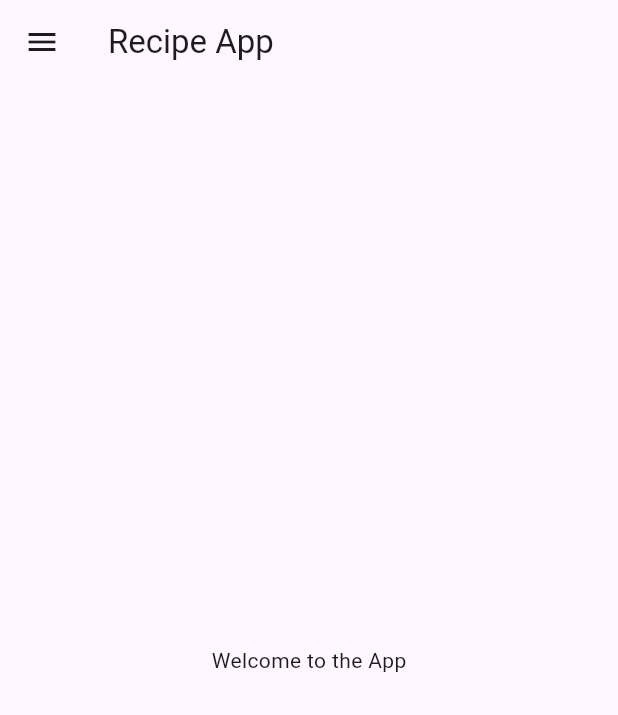
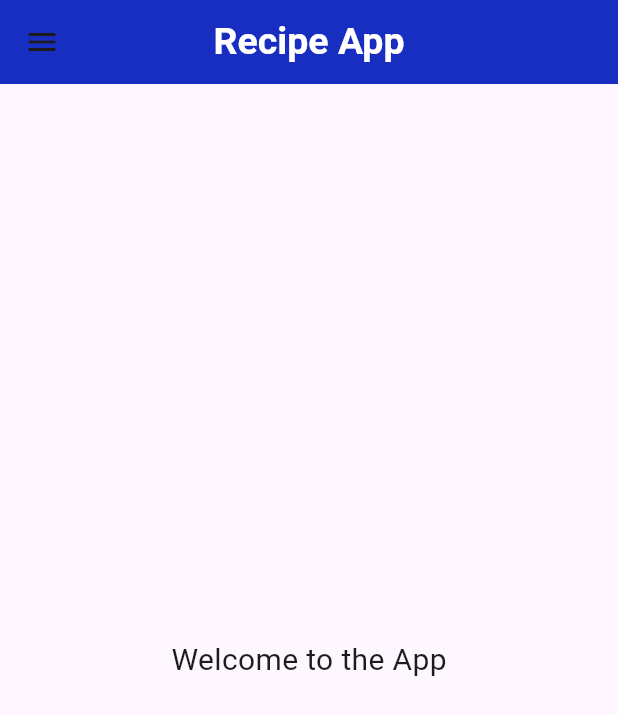
Before and after one commit to CosmicArcher17/RecipeManager, a Flutter app: the screen it shows after launch, on a phone screen of 412 x 824 dp. Shown: the top 715 px of the screen. Run offline on Flutter 3.47's test engine with Material 3 defaults, Android fonts, the phone set to English and light mode, and no system bars.

Commit message:
3 complete

```diff
--- a/lib/main.dart
+++ b/lib/main.dart
@@ -1,5 +1,6 @@
 import 'package:flutter/material.dart';
 import 'package:recipe_manager/pages/home.dart';
+import 'package:recipe_manager/pages/your_recipes.dart';
 
 void main() {
   runApp(RecipeManager());
@@ -10,6 +11,12 @@ class RecipeManager extends StatelessWidget {
   Widget build(BuildContext context) {
     return MaterialApp(
       home: HomePage(),
+      initialRoute:"/home",
+      routes:{
+        "/home": (context)=>HomePage(),
+        "/ViewRecipes":(context)=>RecipeView(),
+      },
+
     );
   }
 }
--- a/lib/pages/home.dart
+++ b/lib/pages/home.dart
@@ -7,11 +7,13 @@ class HomePage extends StatelessWidget {
   Widget build(BuildContext context) {
     return Scaffold(
       appBar: AppBar(
-        title: Text("Recipe App"),
+        title: Text("Recipe App",style: TextStyle(color: Colors.white,fontWeight: FontWeight.bold,fontSize: 25),),
+        backgroundColor: Color.fromARGB(238, 8, 32, 187),
+        centerTitle: true,
       ),
       body: Center(
         child: Container(
-          child:  Text("Welcome to the App"),
+          child:  Text("Welcome to the App",style: TextStyle(fontSize: 20),),
         ),
       ),
       drawer: Drawer(),
```
Also changed, not shown: lib/pages/your_recipes.dart (added, +20 -0 lines).
